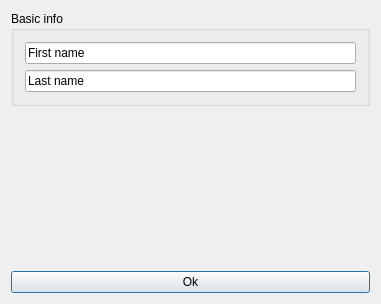
Old version of the form Orar/OrarApp/TeacherDialog.ui in the repository alexandrutm/UnivTimetable.
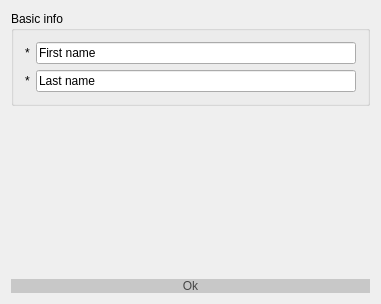
New version of the form.

Commit message: Changed the way we edit teacher

Patch:
```diff
--- a/Orar/OrarApp/TeacherDialog.ui
+++ b/Orar/OrarApp/TeacherDialog.ui
@@ -23,21 +23,35 @@
        </property>
        <layout class="QHBoxLayout" name="horizontalLayout">
         <item>
-         <layout class="QVBoxLayout" name="verticalLayout">
-          <item>
+         <layout class="QGridLayout" name="gridLayout_3">
+          <item row="0" column="1">
            <widget class="QLineEdit" name="mFirstName">
             <property name="text">
              <string>First name</string>
             </property>
            </widget>
           </item>
-          <item>
+          <item row="1" column="1">
            <widget class="QLineEdit" name="mLastName">
             <property name="text">
              <string>Last name</string>
             </property>
            </widget>
           </item>
+          <item row="0" column="0">
+           <widget class="QLabel" name="label">
+            <property name="text">
+             <string>*</string>
+            </property>
+           </widget>
+          </item>
+          <item row="1" column="0">
+           <widget class="QLabel" name="label_2">
+            <property name="text">
+             <string>*</string>
+            </property>
+           </widget>
+          </item>
          </layout>
         </item>
        </layout>
@@ -58,6 +72,18 @@
      </item>
      <item row="2" column="0">
       <widget class="QPushButton" name="pushBtnOk">
+       <property name="styleSheet">
+        <string notr="true">QPushButton{
+	font: 75 11pt &quot;Times New Roman&quot;;
+	color: rgb(70, 70, 70);
+	background-color: rgb(200, 200, 200);
+	border: 0px solid;
+}
+
+QPushButton:hover {
+	background-color: rgb(231, 231, 231);
+}</string>
+       </property>
        <property name="text">
         <string>Ok</string>
        </property>
```
The commit also changes 8 other files.
